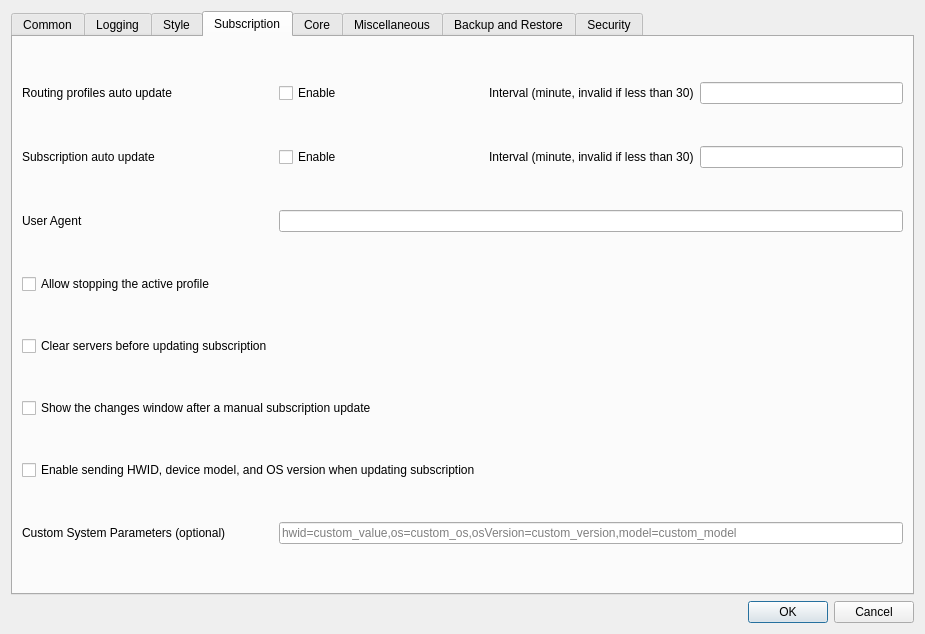
Old version of the form include/ui/setting/dialog_basic_settings.ui in the repository parhelia512/nekoray-win7.
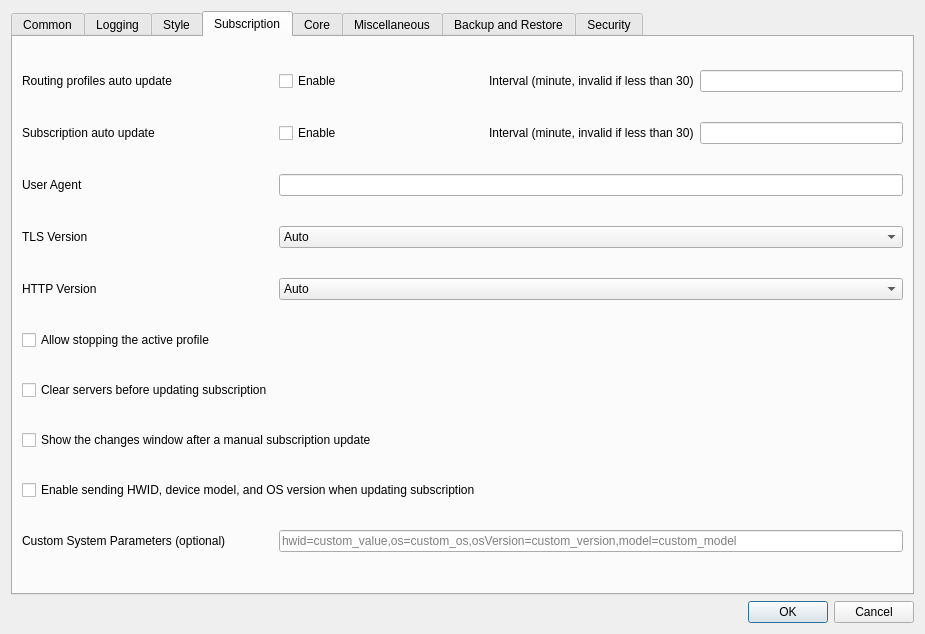
New version of the form. The open tabs and pages were chosen to show the change. Custom widgets are drawn as their Qt base class.

What changed in the file:
```diff
--- a/include/ui/setting/dialog_basic_settings.ui
+++ b/include/ui/setting/dialog_basic_settings.ui
@@ -862,14 +862,14 @@
          </property>
         </widget>
        </item>
-       <item row="4" column="0">
+       <item row="6" column="0">
         <widget class="QCheckBox" name="sub_clear">
          <property name="text">
           <string>Clear servers before updating subscription</string>
          </property>
         </widget>
        </item>
-       <item row="5" column="0" colspan="2">
+       <item row="7" column="0" colspan="2">
         <widget class="QCheckBox" name="sub_show_change_popup">
          <property name="toolTip">
           <string>&lt;html&gt;&lt;head/&gt;&lt;body&gt;&lt;p&gt;When enabled, a window listing added / updated / deleted profiles is shown after a manual subscription update. The same information is always written to the log.&lt;/p&gt;&lt;/body&gt;&lt;/html&gt;</string>
@@ -949,7 +949,7 @@
          </property>
         </widget>
        </item>
-       <item row="3" column="0">
+       <item row="5" column="0">
         <widget class="QCheckBox" name="allow_stopping_active_profile">
          <property name="toolTip">
           <string>&lt;html&gt;&lt;head/&gt;&lt;body&gt;&lt;p&gt;When enabled, If the currently active profile needs to be removed, it will be stopped and removed, otherwise it will not be removed at all&lt;/p&gt;&lt;/body&gt;&lt;/html&gt;</string>
@@ -966,6 +966,59 @@
          </property>
         </widget>
        </item>
+       <item row="3" column="0">
+        <widget class="QLabel" name="sub_tls_version_l">
+         <property name="toolTip">
+          <string>TLS versions offered when fetching subscriptions. Some servers answer the default handshake with a CAPTCHA or a block page; TLS 1.2 often gets through.</string>
+         </property>
+         <property name="text">
+          <string>TLS Version</string>
+         </property>
+        </widget>
+       </item>
+       <item row="3" column="1">
+        <widget class="QComboBox" name="sub_tls_version">
+         <item>
+          <property name="text">
+           <string>Auto</string>
+          </property>
+         </item>
+         <item>
+          <property name="text">
+           <string>TLS 1.2</string>
+          </property>
+         </item>
+         <item>
+          <property name="text">
+           <string>TLS 1.3</string>
+          </property>
+         </item>
+        </widget>
+       </item>
+       <item row="4" column="0">
+        <widget class="QLabel" name="sub_http_version_l">
+         <property name="toolTip">
+          <string>Auto uses HTTP/2 when the server offers it.</string>
+         </property>
+         <property name="text">
+          <string>HTTP Version</string>
+         </property>
+        </widget>
+       </item>
+       <item row="4" column="1">
+        <widget class="QComboBox" name="sub_http_version">
+         <item>
+          <property name="text">
+           <string>Auto</string>
+          </property>
+         </item>
+         <item>
+          <property name="text">
+           <string>HTTP/1.1</string>
+          </property>
+         </item>
+        </widget>
+       </item>
        <item row="0" column="1">
         <layout class="QHBoxLayout" name="horizontalLayout_route_auto_update">
          <item>
```
